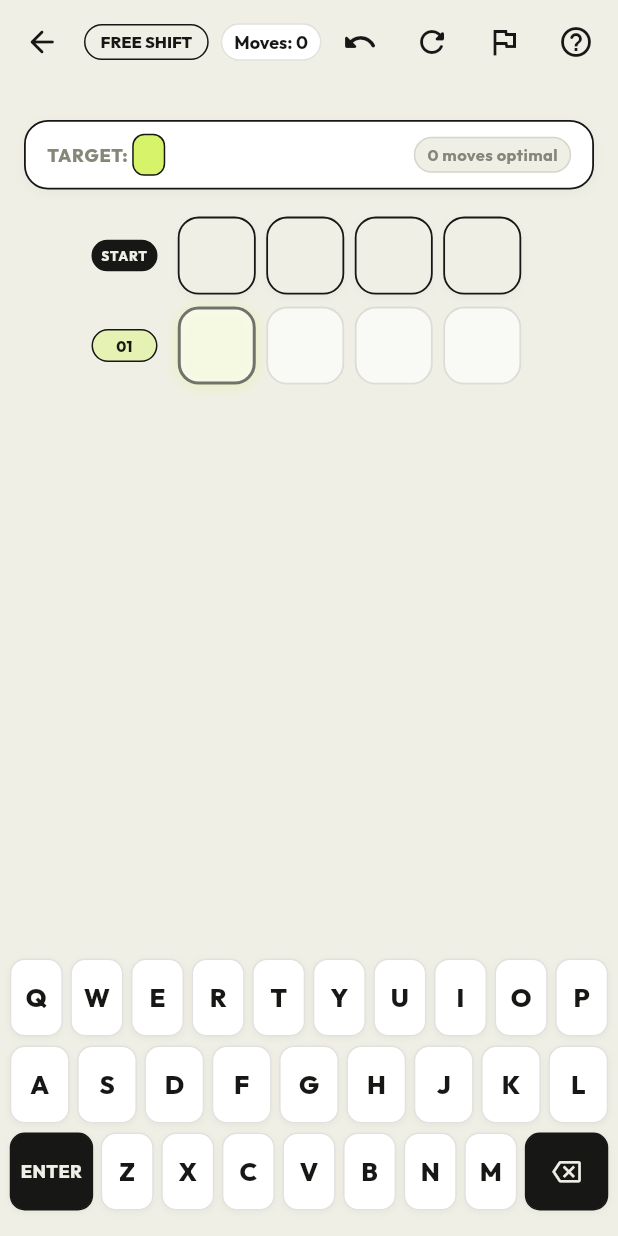
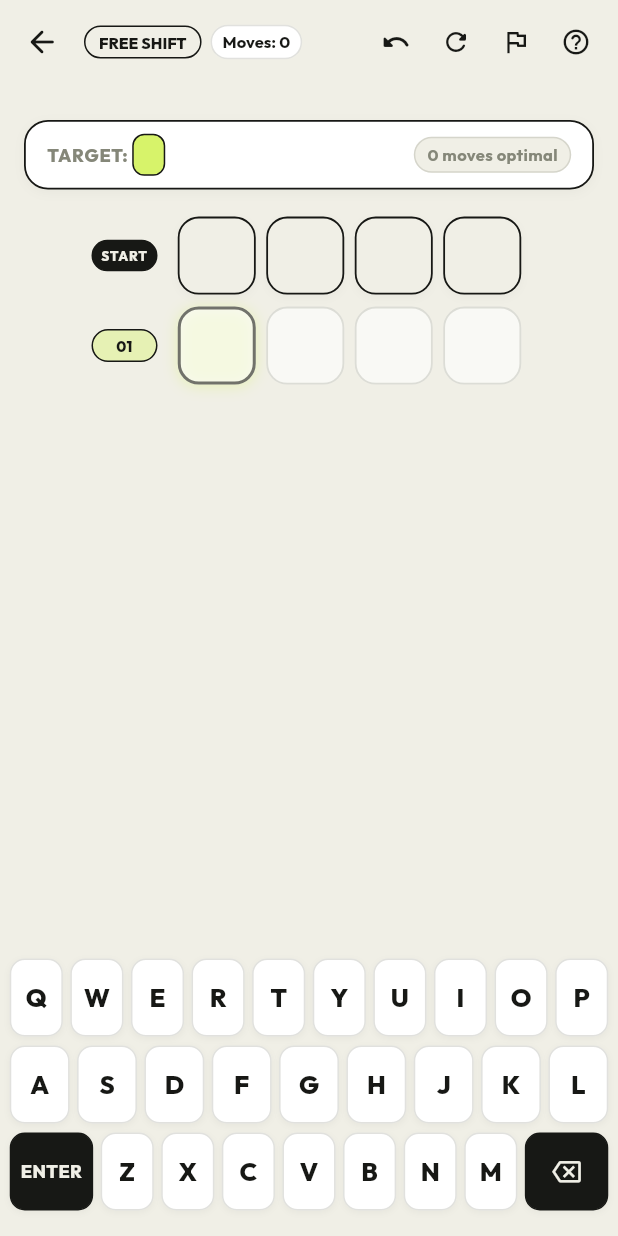
Before and after one commit to imvicky69/xweet-games, a Flutter app: the LadderPlaygroundScreen screen opened directly with empty values, on a phone screen of 412 x 824 dp. Run offline on Flutter 3.47's test engine with Material 3 defaults, Android fonts, the phone set to English and light mode, and no system bars; our stand-ins replace google_fonts, package_info_plus, shared_preferences; missing offline and left inert: flame, flame_forge2d; accounts and stored records are empty; project files that could hold a hidden picture were left out.

Commit message:
fix(ladder): refine appbar action widths to avoid overflow

```diff
--- a/lib/features/word_ladder/screens/ladder_playground_screen.dart
+++ b/lib/features/word_ladder/screens/ladder_playground_screen.dart
@@ -387,7 +387,7 @@ class _LadderPlaygroundScreenState extends State<LadderPlaygroundScreen> with Si
                 mainAxisSize: MainAxisSize.min,
                 children: [
                   Container(
-                    padding: const EdgeInsets.symmetric(horizontal: 10, vertical: 4),
+                    padding: const EdgeInsets.symmetric(horizontal: 9, vertical: 3.5),
                     decoration: BoxDecoration(
                       color: puzzle.isDaily ? GameColors.signalLime : GameColors.paper,
                       borderRadius: BorderRadius.circular(50),
@@ -396,15 +396,15 @@ class _LadderPlaygroundScreenState extends State<LadderPlaygroundScreen> with Si
                     child: Text(
                       puzzle.isDaily ? 'DAILY LADDER' : 'FREE SHIFT',
                       style: GoogleFonts.outfit(
-                        fontSize: 11,
+                        fontSize: 10.5,
                         fontWeight: FontWeight.w800,
                         color: GameColors.carbon,
                       ),
                     ),
                   ),
-                  const SizedBox(width: 8),
+                  const SizedBox(width: 6),
                   Container(
-                    padding: const EdgeInsets.symmetric(horizontal: 8, vertical: 4),
+                    padding: const EdgeInsets.symmetric(horizontal: 7, vertical: 3.5),
                     decoration: BoxDecoration(
                       color: GameColors.surfaceWhite,
                       borderRadius: BorderRadius.circular(50),
@@ -413,7 +413,7 @@ class _LadderPlaygroundScreenState extends State<LadderPlaygroundScreen> with Si
                     child: Text(
                       'Moves: $moveCount',
                       style: GoogleFonts.outfit(
-                        fontSize: 12,
+                        fontSize: 11,
                         fontWeight: FontWeight.w700,
                         color: GameColors.carbon,
                       ),
@@ -424,7 +424,10 @@ class _LadderPlaygroundScreenState extends State<LadderPlaygroundScreen> with Si
               actions: [
                 // Undo Button
                 IconButton(
-                  icon: const Icon(Icons.undo_rounded, color: GameColors.carbon),
+                  visualDensity: VisualDensity.compact,
+                  padding: const EdgeInsets.all(6),
+                  constraints: const BoxConstraints(minWidth: 34, maxWidth: 36),
+                  icon: const Icon(Icons.undo_rounded, size: 20, color: GameColors.carbon),
                   tooltip: 'Undo Move',
                   onPressed: state.steps.length > 1 ? () {
                     AudioService.instance.triggerSelectionHaptic();
@@ -433,7 +436,10 @@ class _LadderPlaygroundScreenState extends State<LadderPlaygroundScreen> with Si
                 ),
                 // Restart Button
                 IconButton(
-                  icon: const Icon(Icons.refresh_rounded, color: GameColors.carbon),
+                  visualDensity: VisualDensity.compact,
+                  padding: const EdgeInsets.all(6),
+                  constraints: const BoxConstraints(minWidth: 34, maxWidth: 36),
+                  icon: const Icon(Icons.refresh_rounded, size: 20, color: GameColors.carbon),
                   tooltip: 'Restart Puzzle',
                   onPressed: state.steps.length > 1 ? () {
                     AudioService.instance.triggerSelectionHaptic();
@@ -442,17 +448,23 @@ class _LadderPlaygroundScreenState extends State<LadderPlaygroundScreen> with Si
                 ),
                 // Give Up / Reveal Solution
                 IconButton(
-                  icon: const Icon(Icons.flag_outlined, color: GameColors.carbon),
+                  visualDensity: VisualDensity.compact,
+                  padding: const EdgeInsets.all(6),
+                  constraints: const BoxConstraints(minWidth: 34, maxWidth: 36),
+                  icon: const Icon(Icons.flag_outlined, size: 20, color: GameColors.carbon),
                   tooltip: 'Give Up & Solution',
                   onPressed: !state.isCompleted ? _onGiveUp : null,
                 ),
                 // Rules
                 IconButton(
-                  icon: const Icon(Icons.help_outline_rounded, color: GameColors.carbon),
+                  visualDensity: VisualDensity.compact,
+                  padding: const EdgeInsets.all(6),
+                  constraints: const BoxConstraints(minWidth: 34, maxWidth: 36),
+                  icon: const Icon(Icons.help_outline_rounded, size: 20, color: GameColors.carbon),
                   tooltip: 'Rules',
                   onPressed: () => LadderRulesModal.show(context),
                 ),
-                const SizedBox(width: 4),
+                const SizedBox(width: 8),
               ],
             ),
             body: SafeArea(
```
